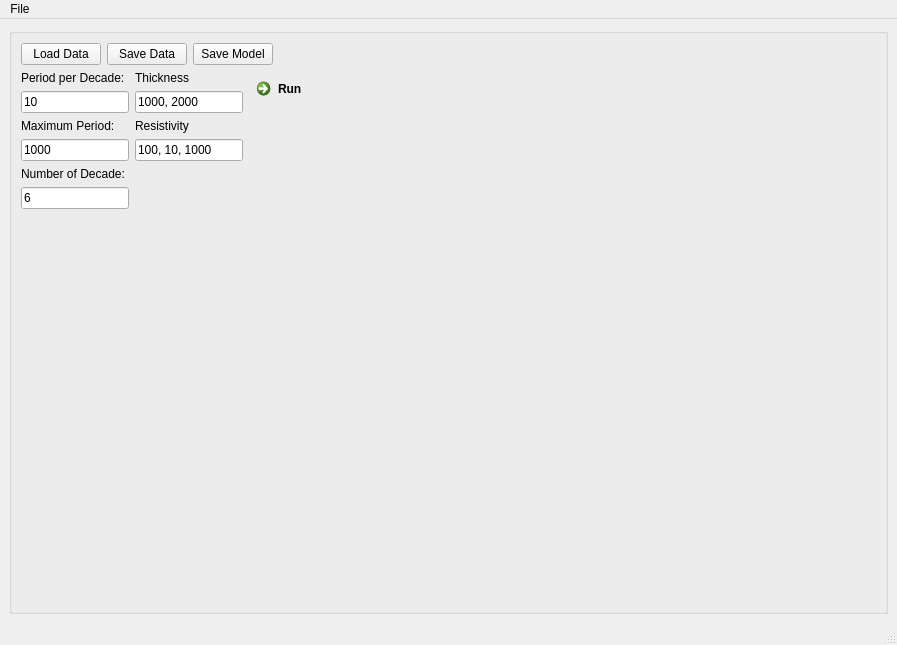
riflab/rifGEM, file src/one_d_modelling_window.ui: the form before one commit.
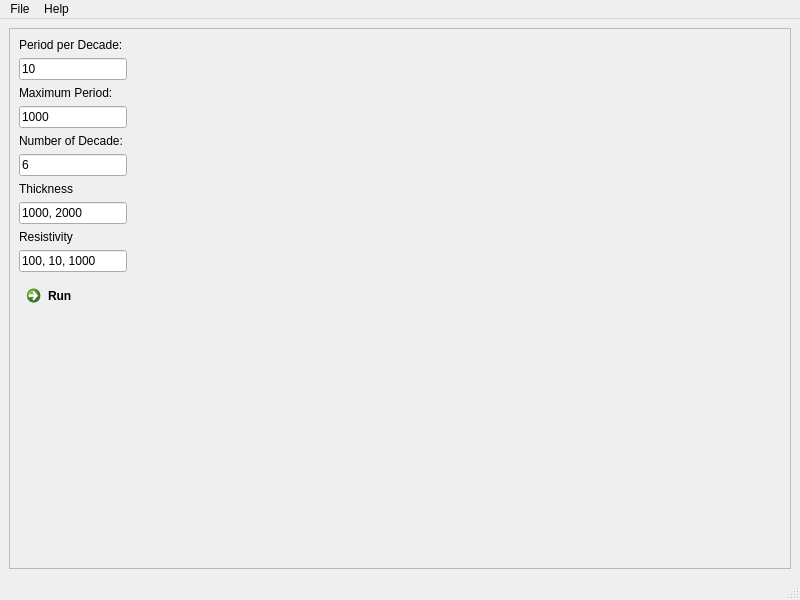
The form after the commit.

Commit message: re-layout

What changed in the file:
```diff
--- a/src/one_d_modelling_window.ui
+++ b/src/one_d_modelling_window.ui
@@ -1,16 +1,13 @@
 <?xml version="1.0" encoding="UTF-8"?>
 <ui version="4.0">
- <class>window_one_d_modelling</class>
- <widget class="QMainWindow" name="window_one_d_modelling">
-  <property name="enabled">
-   <bool>true</bool>
-  </property>
+ <class>MainWindow</class>
+ <widget class="QMainWindow" name="MainWindow">
   <property name="geometry">
    <rect>
     <x>0</x>
     <y>0</y>
-    <width>897</width>
-    <height>645</height>
+    <width>800</width>
+    <height>600</height>
    </rect>
   </property>
   <property name="windowTitle">
@@ -20,73 +17,26 @@
    <enum>Qt::LeftToRight</enum>
   </property>
   <widget class="QWidget" name="centralwidget">
-   <layout class="QVBoxLayout" name="verticalLayout_12">
+   <layout class="QHBoxLayout" name="horizontalLayout">
     <item>
-     <widget class="QGroupBox" name="groupBox">
-      <property name="enabled">
-       <bool>true</bool>
+     <widget class="QFrame" name="frame">
+      <property name="layoutDirection">
+       <enum>Qt::LeftToRight</enum>
       </property>
-      <property name="title">
-       <string/>
+      <property name="frameShape">
+       <enum>QFrame::StyledPanel</enum>
       </property>
-      <property name="alignment">
-       <set>Qt::AlignCenter</set>
+      <property name="frameShadow">
+       <enum>QFrame::Raised</enum>
       </property>
-      <property name="flat">
-       <bool>true</bool>
-      </property>
-      <property name="checkable">
-       <bool>false</bool>
-      </property>
-      <layout class="QVBoxLayout" name="verticalLayout_3">
-       <item>
-        <layout class="QVBoxLayout" name="verticalLayout" stretch="1,1">
-         <item>
-          <layout class="QHBoxLayout" name="horizontalLayout_1">
-           <item>
-            <widget class="QPushButton" name="buttonLoadData">
-             <property name="text">
-              <string>Load Data</string>
-             </property>
-            </widget>
-           </item>
-           <item>
-            <widget class="QPushButton" name="buttonSaveData">
-             <property name="text">
-              <string>Save Data</string>
-             </property>
-            </widget>
-           </item>
-           <item>
-            <widget class="QPushButton" name="buttonSaveModel">
-             <property name="text">
-              <string>Save Model</string>
-             </property>
-            </widget>
-           </item>
-           <item>
-            <spacer name="horizontalSpacer_3">
-             <property name="orientation">
-              <enum>Qt::Horizontal</enum>
-             </property>
-             <property name="sizeHint" stdset="0">
-              <size>
-               <width>40</width>
-               <height>20</height>
-              </size>
-             </property>
-            </spacer>
-           </item>
-          </layout>
-         </item>
-         <item>
           <layout class="QHBoxLayout" name="horizontalLayout_2">
            <item>
-            <layout class="QHBoxLayout" name="horizontalLayout_5">
+        <layout class="QVBoxLayout" name="verticalLayout_7"/>
+       </item>
              <item>
-              <layout class="QVBoxLayout" name="verticalLayout_7">
+        <layout class="QVBoxLayout" name="verticalLayout">
                <item>
-                <layout class="QVBoxLayout" name="verticalLayout_6">
+          <layout class="QVBoxLayout" name="verticalLayout_1">
                  <item>
                   <widget class="QLabel" name="label_1">
                    <property name="sizePolicy">
@@ -116,7 +66,7 @@
                 </layout>
                </item>
                <item>
-                <layout class="QVBoxLayout" name="verticalLayout_5">
+          <layout class="QVBoxLayout" name="verticalLayout_2">
                  <item>
                   <widget class="QLabel" name="label_2">
                    <property name="sizePolicy">
@@ -146,7 +96,7 @@
                 </layout>
                </item>
                <item>
-                <layout class="QVBoxLayout" name="verticalLayout_4">
+          <layout class="QVBoxLayout" name="verticalLayout_3">
                  <item>
                   <widget class="QLabel" name="label_3">
                    <property name="sizePolicy">
@@ -176,24 +126,7 @@
                 </layout>
                </item>
                <item>
-                <spacer name="verticalSpacer_2">
-                 <property name="orientation">
-                  <enum>Qt::Vertical</enum>
-                 </property>
-                 <property name="sizeHint" stdset="0">
-                  <size>
-                   <width>20</width>
-                   <height>40</height>
-                  </size>
-                 </property>
-                </spacer>
-               </item>
-              </layout>
-             </item>
-             <item>
-              <layout class="QVBoxLayout" name="verticalLayout_8">
-               <item>
-                <layout class="QVBoxLayout" name="verticalLayout_9">
+          <layout class="QVBoxLayout" name="verticalLayout_4">
                  <item>
                   <widget class="QLabel" name="label_4">
                    <property name="sizePolicy">
@@ -223,7 +156,7 @@
                 </layout>
                </item>
                <item>
-                <layout class="QVBoxLayout" name="verticalLayout_10">
+          <layout class="QVBoxLayout" name="verticalLayout_5">
                  <item>
                   <widget class="QLabel" name="label_5">
                    <property name="sizePolicy">
@@ -253,28 +186,7 @@
                 </layout>
                </item>
                <item>
-                <layout class="QVBoxLayout" name="verticalLayout_11">
-                 <item>
-                  <spacer name="verticalSpacer">
-                   <property name="orientation">
-                    <enum>Qt::Vertical</enum>
-                   </property>
-                   <property name="sizeHint" stdset="0">
-                    <size>
-                     <width>20</width>
-                     <height>40</height>
-                    </size>
-                   </property>
-                  </spacer>
-                 </item>
-                </layout>
-               </item>
-              </layout>
-             </item>
-            </layout>
-           </item>
-           <item>
-            <layout class="QVBoxLayout" name="verticalLayout_2">
+          <layout class="QVBoxLayout" name="verticalLayout_6">
              <item>
               <widget class="QCommandLinkButton" name="commandLinkButtonRun">
                <property name="sizePolicy">
@@ -315,8 +227,6 @@
           </layout>
          </item>
         </layout>
-       </item>
-      </layout>
      </widget>
     </item>
    </layout>
@@ -326,7 +236,7 @@
     <rect>
      <x>0</x>
      <y>0</y>
-     <width>897</width>
+     <width>800</width>
      <height>21</height>
     </rect>
    </property>
@@ -334,8 +244,22 @@
     <property name="title">
      <string>File</string>
     </property>
+    <addaction name="actionOpen_Data"/>
+    <addaction name="separator"/>
+    <addaction name="actionSave_Data"/>
+    <addaction name="actionSave_Model"/>
+    <addaction name="separator"/>
+    <addaction name="actionExit"/>
+   </widget>
+   <widget class="QMenu" name="menuHelo">
+    <property name="title">
+     <string>Help</string>
+    </property>
+    <addaction name="actionTutorial"/>
+    <addaction name="actionAbout"/>
    </widget>
    <addaction name="menuFile"/>
+   <addaction name="menuHelo"/>
   </widget>
   <widget class="QStatusBar" name="statusbar"/>
  </widget>
```
Left out of the diff: 30 changed lines with no effect on the pictures. Lines whose indentation alone changed are shown as unchanged. The commit also changes 3 other files.
